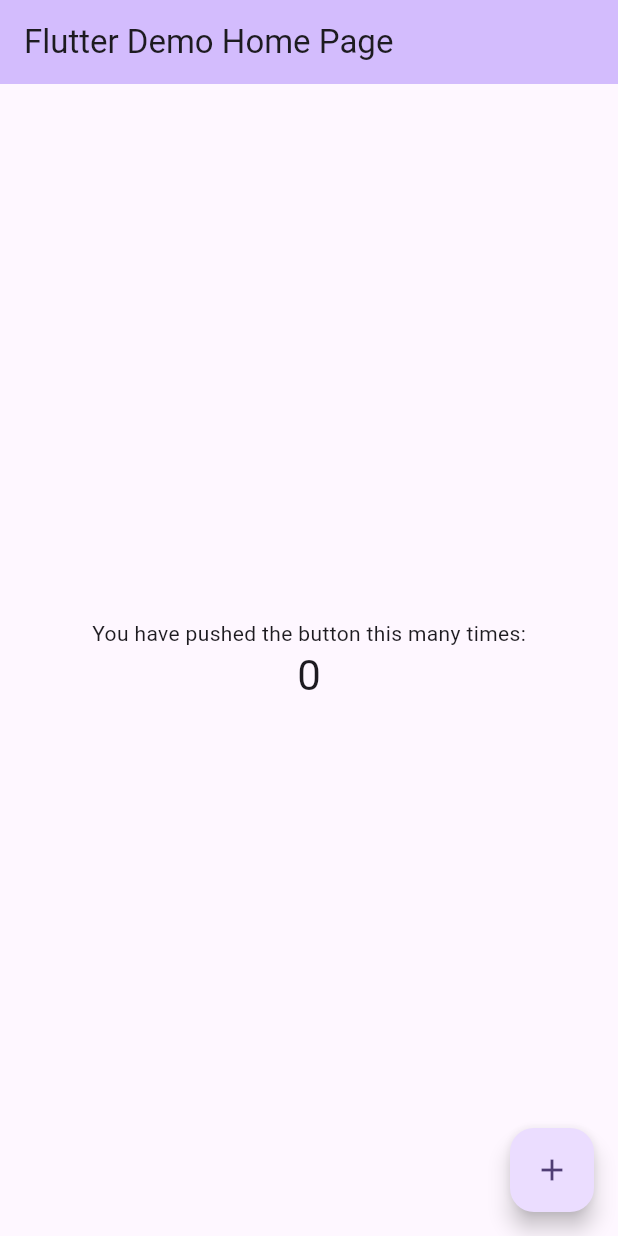
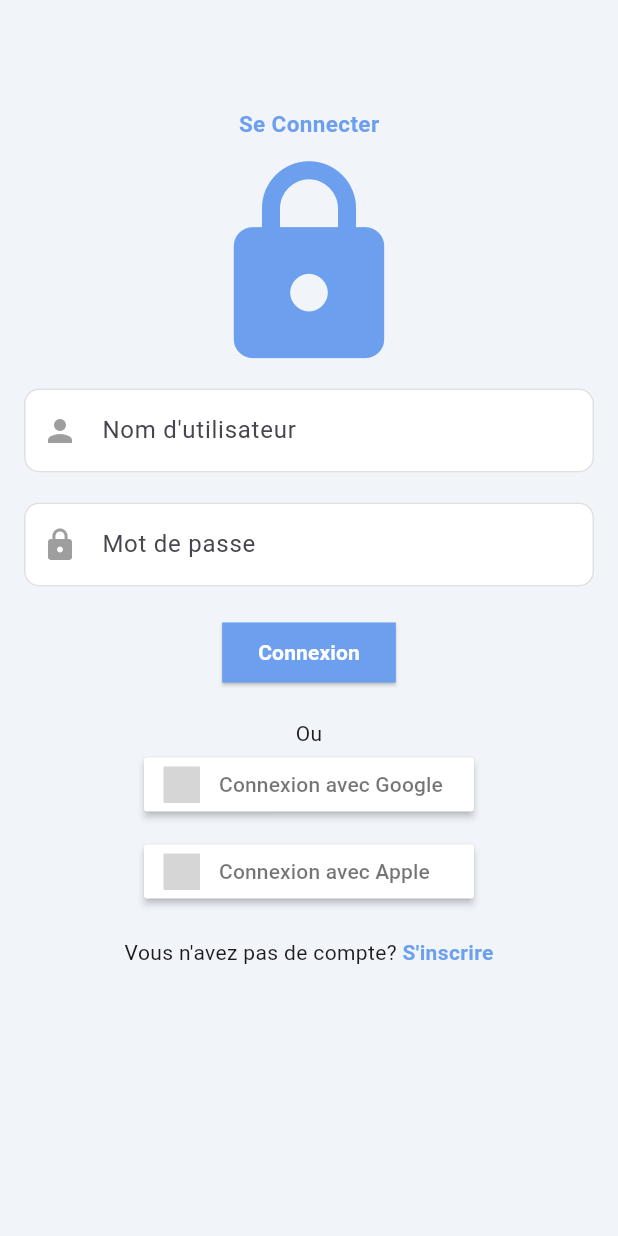
Before and after one commit to DeaveSEYE/flutter-forceN, a Flutter app: the screen it shows after launch, on a phone screen of 412 x 824 dp. Run offline on Flutter 3.47's test engine with Material 3 defaults, Android fonts, the phone set to English and light mode, and no system bars; our stand-ins replace flutter_signin_button; grey boxes are pictures that could not be loaded.

Commit message:
implementation design page de login

```diff
--- a/lib/main.dart
+++ b/lib/main.dart
@@ -1,125 +1,29 @@
 import 'package:flutter/material.dart';
+import 'package:listo/pages/login.dart';
+// import 'package:test/pages/home.dart';
+// import 'package:test/pages/register.dart';
 
 void main() {
   runApp(const MyApp());
 }
 
-class MyApp extends StatelessWidget {
+class MyApp extends StatefulWidget {
   const MyApp({super.key});
 
-  // This widget is the root of your application.
+  @override
+  State<MyApp> createState() => _MyAppState();
+}
+
+class _MyAppState extends State<MyApp> {
   @override
   Widget build(BuildContext context) {
-    return MaterialApp(
-      title: 'Flutter Demo',
-      theme: ThemeData(
-        // This is the theme of your application.
-        //
-        // TRY THIS: Try running your application with "flutter run". You'll see
-        // the application has a purple toolbar. Then, without quitting the app,
-        // try changing the seedColor in the colorScheme below to Colors.green
-        // and then invoke "hot reload" (save your changes or press the "hot
-        // reload" button in a Flutter-supported IDE, or press "r" if you used
-        // the command line to start the app).
-        //
-        // Notice that the counter didn't reset back to zero; the application
-        // state is not lost during the reload. To reset the state, use hot
-        // restart instead.
-        //
-        // This works for code too, not just values: Most code changes can be
-        // tested with just a hot reload.
-        colorScheme: ColorScheme.fromSeed(seedColor: Colors.deepPurple),
-        useMaterial3: true,
-      ),
-      home: const MyHomePage(title: 'Flutter Demo Home Page'),
+    return const MaterialApp(
+      debugShowCheckedModeBanner: false,
+      // title: 'Se connecter',
+      // theme: ThemeData(
+      //   primarySwatch: Colors.blue,
+      // ),
+      home: Login(),
     );
   }
 }
-
-class MyHomePage extends StatefulWidget {
-  const MyHomePage({super.key, required this.title});
-
-  // This widget is the home page of your application. It is stateful, meaning
-  // that it has a State object (defined below) that contains fields that affect
-  // how it looks.
-
-  // This class is the configuration for the state. It holds the values (in this
-  // case the title) provided by the parent (in this case the App widget) and
-  // used by the build method of the State. Fields in a Widget subclass are
-  // always marked "final".
-
-  final String title;
-
-  @override
-  State<MyHomePage> createState() => _MyHomePageState();
-}
-
-class _MyHomePageState extends State<MyHomePage> {
-  int _counter = 0;
-
-  void _incrementCounter() {
-    setState(() {
-      // This call to setState tells the Flutter framework that something has
-      // changed in this State, which causes it to rerun the build method below
-      // so that the display can reflect the updated values. If we changed
-      // _counter without calling setState(), then the build method would not be
-      // called again, and so nothing would appear to happen.
-      _counter++;
-    });
-  }
-
-  @override
-  Widget build(BuildContext context) {
-    // This method is rerun every time setState is called, for instance as done
-    // by the _incrementCounter method above.
-    //
-    // The Flutter framework has been optimized to make rerunning build methods
-    // fast, so that you can just rebuild anything that needs updating rather
-    // than having to individually change instances of widgets.
-    return Scaffold(
-      appBar: AppBar(
-        // TRY THIS: Try changing the color here to a specific color (to
-        // Colors.amber, perhaps?) and trigger a hot reload to see the AppBar
-        // change color while the other colors stay the same.
-        backgroundColor: Theme.of(context).colorScheme.inversePrimary,
-        // Here we take the value from the MyHomePage object that was created by
-        // the App.build method, and use it to set our appbar title.
-        title: Text(widget.title),
-      ),
-      body: Center(
-        // Center is a layout widget. It takes a single child and positions it
-        // in the middle of the parent.
-        child: Column(
-          // Column is also a layout widget. It takes a list of children and
-          // arranges them vertically. By default, it sizes itself to fit its
-          // children horizontally, and tries to be as tall as its parent.
-          //
-          // Column has various properties to control how it sizes itself and
-          // how it positions its children. Here we use mainAxisAlignment to
-          // center the children vertically; the main axis here is the vertical
-          // axis because Columns are vertical (the cross axis would be
-          // horizontal).
-          //
-          // TRY THIS: Invoke "debug painting" (choose the "Toggle Debug Paint"
-          // action in the IDE, or press "p" in the console), to see the
-          // wireframe for each widget.
-          mainAxisAlignment: MainAxisAlignment.center,
-          children: <Widget>[
-            const Text(
-              'You have pushed the button this many times:',
-            ),
-            Text(
-              '$_counter',
-              style: Theme.of(context).textTheme.headlineMedium,
-            ),
-          ],
-        ),
-      ),
-      floatingActionButton: FloatingActionButton(
-        onPressed: _incrementCounter,
-        tooltip: 'Increment',
-        child: const Icon(Icons.add),
-      ), // This trailing comma makes auto-formatting nicer for build methods.
-    );
-  }
-}
--- /dev/null
+++ b/lib/pages/login.dart
@@ -0,0 +1,174 @@
+import 'package:flutter/material.dart';
+import 'package:flutter_signin_button/flutter_signin_button.dart';
+
+class Login extends StatefulWidget {
+  const Login({super.key});
+
+  @override
+  State<Login> createState() => _LoginState();
+}
+
+class _LoginState extends State<Login> {
+  @override
+  Widget build(BuildContext context) {
+    return Scaffold(
+      backgroundColor: const Color(0xFFF1F4F9),
+      appBar: AppBar(
+        backgroundColor: const Color(0xFFF1F4F9),
+        // title: const Text('Retour'),
+      ),
+      body: Container(
+        color: const Color(0xFFF1F4F9), // Définir la couleur d'arrière-plan ici
+        padding: const EdgeInsets.all(16.0),
+        child: SingleChildScrollView(
+          // Ajoutez le SingleChildScrollView ici
+          child: Form(
+            child: Column(
+              children: <Widget>[
+                const Text(
+                  'Se Connecter',
+                  style: TextStyle(
+                    color: Color(0xFF6C9FEE), // Couleur du texte
+                    fontWeight: FontWeight.bold,
+                    fontSize: 15, // Taille du texte
+                  ),
+                ),
+                IconButton(
+                  icon: const Icon(
+                    Icons.lock,
+                    size: 150, // Taille de l'icône agrandie
+                    color: Color(0xFF6C9FEE), // Couleur de l'icône
+                  ),
+                  onPressed: () {
+                    // Naviguer en arrière si besoin
+                    // Navigator.pop(context); // retour en arrière
+                  },
+                ),
+                TextFormField(
+                  decoration: InputDecoration(
+                    labelText: 'Nom d\'utilisateur', // Le texte du label
+                    hintText:
+                        'Entrez votre nom d\'utilisateur', // Le texte du placeholder
+                    filled: true, // Définit que le champ de texte a un fond
+                    fillColor: Colors.white, // Fond blanc
+                    border: OutlineInputBorder(
+                      borderRadius: BorderRadius.circular(
+                          10), // Coins arrondis pour le champ de texte
+                      borderSide: BorderSide(
+                          color: Colors.grey.shade300), // Couleur de la bordure
+                    ),
+                    enabledBorder: OutlineInputBorder(
+                      borderRadius: BorderRadius.circular(10),
+                      borderSide: BorderSide(color: Colors.grey.shade300),
+                    ),
+                    focusedBorder: OutlineInputBorder(
+                      borderRadius: BorderRadius.circular(10),
+                      borderSide: const BorderSide(
+                          color: Colors
+                              .blue), // Couleur de la bordure quand le champ est focalisé
+                    ),
+                    prefixIcon: const Icon(
+                      Icons.person, // Icône utilisateur
+                      color: Colors.grey, // Couleur grise pour l'icône
+                    ),
+                  ),
+                ),
+                const SizedBox(height: 20),
+                TextFormField(
+                  decoration: InputDecoration(
+                    labelText: 'Mot de passe', // Le texte du label
+                    hintText:
+                        'Entrez votre mot de passe', // Le texte du placeholder
+                    filled: true, // Définit que le champ de texte a un fond
+                    fillColor: Colors.white, // Fond blanc
+                    border: OutlineInputBorder(
+                      borderRadius: BorderRadius.circular(
+                          10), // Coins arrondis pour le champ de texte
+                      borderSide: BorderSide(
+                          color: Colors.grey.shade300), // Couleur de la bordure
+                    ),
+                    enabledBorder: OutlineInputBorder(
+                      borderRadius: BorderRadius.circular(10),
+                      borderSide: BorderSide(color: Colors.grey.shade300),
+                    ),
+                    focusedBorder: OutlineInputBorder(
+                      borderRadius: BorderRadius.circular(10),
+                      borderSide: const BorderSide(
+                          color: Colors
+                              .blue), // Couleur de la bordure quand le champ est focalisé
+                    ),
+                    prefixIcon: const Icon(
+                      Icons.lock, // Icône de verrouillage (mot de passe)
+                      color: Colors.grey, // Couleur grise pour l'icône
+                    ),
+                  ),
+                  obscureText: true, // Cacher le texte pour le mot de passe
+                ),
+                const SizedBox(height: 20),
+                ElevatedButton(
+                  style: ElevatedButton.styleFrom(
+                    backgroundColor: const Color(0xFF6C9FEE),
+                    shape: const RoundedRectangleBorder(
+                      borderRadius: BorderRadius.zero, // Pas de coins arrondis
+                    ), // Couleur de fond du bouton
+                  ),
+                  onPressed: () {
+                    // Action pour le bouton S'inscrire (à définir si nécessaire)
+                  },
+                  child: const Text(
+                    'Connexion',
+                    style: TextStyle(
+                      color: Colors.white, // Couleur du texte cliquable
+                      fontWeight: FontWeight.bold,
+                    ),
+                  ),
+                ),
+                const SizedBox(height: 20),
+                const Text('Ou'),
+                SignInButton(
+                  Buttons.Google,
+                  text: "Connexion avec Google",
+                  onPressed: () {
+                    // Action pour la connexion avec Google (à définir si nécessaire)
+                  },
+                ),
+                const SizedBox(height: 10),
+                SignInButton(
+                  Buttons.Apple,
+                  text: "Connexion avec Apple",
+                  onPressed: () {
+                    // Action pour la connexion avec Apple (à définir si nécessaire)
+                  },
+                ),
+                const SizedBox(height: 20),
+                Row(
+                  mainAxisAlignment: MainAxisAlignment.center,
+                  children: [
+                    const Text('Vous n\'avez pas de compte? '),
+                    GestureDetector(
+                      onTap: () {
+                        // Navigator.push(
+                        //   context,
+                        //   MaterialPageRoute(
+                        //       builder: (context) => const Register()),
+                        // );
+                      },
+                      child: const Text(
+                        'S\'inscrire',
+                        style: TextStyle(
+                          color:
+                              Color(0xFF6C9FEE), // Couleur du texte cliquable
+                          fontWeight: FontWeight.bold,
+                        ),
+                      ),
+                    ),
+                  ],
+                ),
+              ],
+            ),
+          ),
+        ),
+      ),
+    );
+  }
+}
--- a/pubspec.yaml
+++ b/pubspec.yaml
@@ -35,6 +35,7 @@ dependencies:
   # The following adds the Cupertino Icons font to your application.
   # Use with the CupertinoIcons class for iOS style icons.
   cupertino_icons: ^1.0.2
+  flutter_signin_button: ^2.0.0
 
 dev_dependencies:
   flutter_test:
```
Also changed, not shown: lib/pages/register.dart (added, +232 -0 lines), pubspec.lock, 1 other file.
